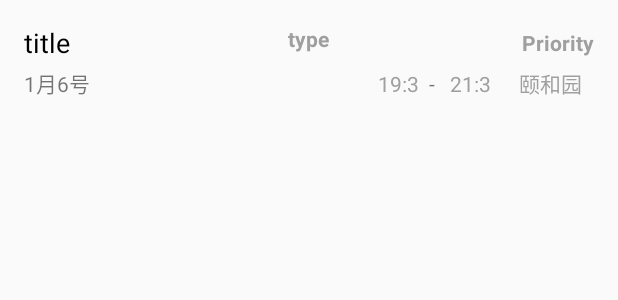
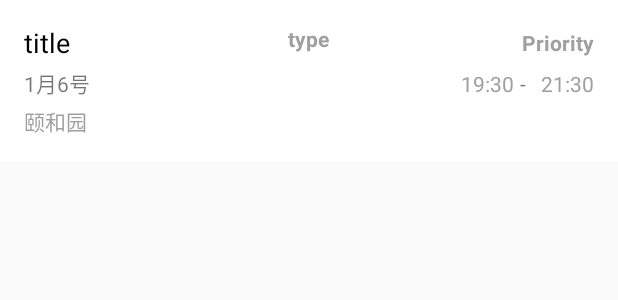
Before and after one commit to 532Android/bigwork, an Android app: the layout activity_select_event_adapter.xml on its own in the app's theme, with its tools: preview values and no code run, on a phone screen of 412 x 824 dp. Shown: the top 300 px of the screen. Run offline under Robolectric (Android 15) with nearby library versions, the phone set to English and light mode, and no system bars.

Commit message:
日程模块完善 闹钟模块接口实现
日程模块完善 闹钟模块接口实现

```diff
--- a/Myassistant/app/src/main/java/com/zucc/hpy31501365gbl31501364/MyFragment.java
+++ b/Myassistant/app/src/main/java/com/zucc/hpy31501365gbl31501364/MyFragment.java
@@ -81,7 +81,7 @@ public class MyFragment extends Fragment implements
         tv_back.setBackgroundColor(Color.parseColor("#00b7c4c4"));
         tv_back.setText("注销");
         Button tv_edit = (Button)view.findViewById(R.id.tv_edit);
-        tv_edit.setText("查询");
+        tv_edit.setText("全部日程");
 
         tv_back.setOnClickListener(new View.OnClickListener(){
             @Override
@@ -112,7 +112,7 @@ public class MyFragment extends Fragment implements
         HttpUtil.getOkHttpRequest(address, new okhttp3.Callback() {
             @Override
             public void onFailure(Call call, IOException e) {
-                Toast.makeText(getActivity(), "请求出问题了！", Toast.LENGTH_SHORT).show();
+
                 Log.e("getFrom", e.toString());
             }
 
@@ -149,7 +149,7 @@ public class MyFragment extends Fragment implements
         HttpUtil.postOkHttpRequest(address, requestBody, new okhttp3.Callback() {
             @Override
             public void onFailure(Call call, IOException e) {
-                Toast.makeText(getActivity(), "请求出问题了！", Toast.LENGTH_SHORT).show();
+
                 Log.e("queryFrom", e.toString());
             }
 
--- a/Myassistant/app/src/main/java/com/zucc/hpy31501365gbl31501364/SelectEventActivity.java
+++ b/Myassistant/app/src/main/java/com/zucc/hpy31501365gbl31501364/SelectEventActivity.java
@@ -5,6 +5,7 @@ import android.content.SharedPreferences;
 import android.sax.StartElementListener;
 import android.support.v7.app.AppCompatActivity;
 import android.os.Bundle;
+import android.support.v7.widget.DividerItemDecoration;
 import android.support.v7.widget.LinearLayoutManager;
 import android.support.v7.widget.RecyclerView;
 import android.util.Log;
@@ -45,6 +46,7 @@ public class SelectEventActivity extends AppCompatActivity {
         super.onCreate(savedInstanceState);
         setContentView(R.layout.activity_select_event);
         mRecyclerView = (RecyclerView)findViewById(R.id.richeng_List2);
+        mRecyclerView.addItemDecoration(new DividerItemDecoration(this,DividerItemDecoration.VERTICAL));
         TextView tv_title = (TextView)findViewById(R.id.tv_title);
         tv_title.setText("日程查询");
         Button tv_back = (Button)findViewById(R.id.tv_back);
--- /dev/null
+++ b/Myassistant/app/src/main/res/drawable/touch_background.xml
@@ -0,0 +1,5 @@
+<?xml version="1.0" encoding="utf-8"?>
+<ripple xmlns:android="http://schemas.android.com/apk/res/android"
+    android:color="@color/light_grey">
+    <item android:drawable="@color/white"/>
+</ripple>
--- a/Myassistant/app/src/main/res/layout/activity_select_event_adapter.xml
+++ b/Myassistant/app/src/main/res/layout/activity_select_event_adapter.xml
@@ -2,7 +2,8 @@
 <LinearLayout
     xmlns:android="http://schemas.android.com/apk/res/android"
     android:layout_width="match_parent"
-    android:layout_height="wrap_content">
+    android:layout_height="wrap_content"
+    android:background="@drawable/touch_background">
 
     <LinearLayout
         android:layout_width="match_parent"
@@ -58,7 +59,7 @@
 
             <TextView
                 android:id="@+id/data"
-                android:layout_width="50dp"
+                android:layout_width="wrap_content"
                 android:layout_height="wrap_content"
                 android:layout_alignParentTop="true"
                 android:layout_centerHorizontal="true"
@@ -67,7 +68,7 @@
 
             <TextView
                 android:id="@+id/startTime"
-                android:layout_width="30dp"
+                android:layout_width="wrap_content"
                 android:layout_height="wrap_content"
                 android:lines="1"
                 android:text="19:30"
@@ -82,24 +83,11 @@
 
             <TextView
                 android:id="@+id/endTime"
-                android:layout_width="30dp"
+                android:layout_width="wrap_content"
                 android:layout_height="wrap_content"
                 android:layout_marginLeft="4dp"
                 android:lines="1"
                 android:text="21:30"
-                android:textColor="#9f9f9f"
-                android:textSize="14sp" />
-
-            <TextView
-                android:id="@+id/place"
-                android:layout_width="50dp"
-                android:layout_height="wrap_content"
-                android:layout_alignParentEnd="true"
-                android:layout_alignParentTop="true"
-                android:layout_marginLeft="16dp"
-                android:ellipsize="end"
-                android:lines="1"
-                android:text="颐和园"
                 android:textColor="#9f9f9f"
                 android:textSize="14sp" />
 
@@ -110,6 +98,21 @@
                 android:visibility="gone" />
 
         </LinearLayout>
+        <LinearLayout
+            android:layout_width="match_parent"
+            android:layout_height="wrap_content"
+            android:layout_marginTop="4dp"
+            android:orientation="horizontal">
+            <TextView
+                android:id="@+id/place"
+                android:layout_width="wrap_content"
+                android:layout_height="wrap_content"
+                android:ellipsize="end"
+                android:lines="1"
+                android:text="颐和园"
+                android:textColor="#9f9f9f"
+                android:textSize="14sp" />
+        </LinearLayout>
 
     </LinearLayout>
 
--- a/Myassistant/app/src/main/res/layout/fragment1_richenglist_item.xml
+++ b/Myassistant/app/src/main/res/layout/fragment1_richenglist_item.xml
@@ -2,7 +2,8 @@
 <LinearLayout
     xmlns:android="http://schemas.android.com/apk/res/android"
     android:layout_width="match_parent"
-    android:layout_height="wrap_content">
+    android:layout_height="wrap_content"
+    android:background="@drawable/touch_background">
 
     <LinearLayout
         android:orientation="vertical"
--- a/Myassistant/app/src/main/res/layout/title_bar.xml
+++ b/Myassistant/app/src/main/res/layout/title_bar.xml
@@ -27,7 +27,7 @@
 
     <Button
         android:id="@+id/tv_edit"
-        android:layout_width="50dp"
+        android:layout_width="wrap_content"
         android:layout_height="wrap_content"
         android:layout_alignParentRight="true"
         android:background="#00b7c4c4"
--- a/Myassistant/app/src/main/res/values/colors.xml
+++ b/Myassistant/app/src/main/res/values/colors.xml
@@ -3,4 +3,6 @@
     <color name="colorPrimary">#3F51B5</color>
     <color name="colorPrimaryDark">#303F9F</color>
     <color name="colorAccent">#ff4081</color>
+    <color name="light_grey">#D7D7D7</color>
+    <color name="white">#FFFFFF</color>
 </resources>
```
Also changed, not shown: Myassistant/app/src/main/java/com/zucc/hpy31501365gbl31501364/AddEventActivity.java (+7 -7 lines), Myassistant/app/src/main/java/com/zucc/hpy31501365gbl31501364/EditEventActivity.java (+7 -7 lines), Myassistant/app/src/main/res/drawable/bg_ripple.xml (deleted, +0 -13 lines), 2 other files.
